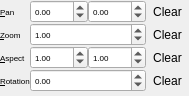
This is transformwidget.ui in not-surt/SimPix as Qt 5 draws it before an edit. The edited form follows.
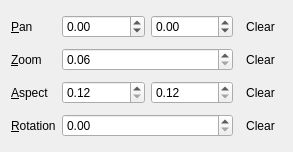
This is the edited form. Icons and pictures are not drawn.

```diff
--- a/transformwidget.ui
+++ b/transformwidget.ui
@@ -6,8 +6,8 @@
    <rect>
     <x>0</x>
     <y>0</y>
-    <width>188</width>
-    <height>96</height>
+    <width>293</width>
+    <height>152</height>
    </rect>
   </property>
   <property name="sizePolicy">
@@ -20,21 +20,6 @@
    <string>Form</string>
   </property>
   <layout class="QGridLayout" name="gridLayout">
-   <property name="leftMargin">
-    <number>0</number>
-   </property>
-   <property name="topMargin">
-    <number>0</number>
-   </property>
-   <property name="rightMargin">
-    <number>0</number>
-   </property>
-   <property name="bottomMargin">
-    <number>0</number>
-   </property>
-   <property name="spacing">
-    <number>0</number>
-   </property>
    <item row="3" column="0">
     <widget class="QLabel" name="rotationLabel">
      <property name="sizePolicy">
@@ -43,11 +28,6 @@
        <verstretch>0</verstretch>
       </sizepolicy>
      </property>
-     <property name="font">
-      <font>
-       <pointsize>6</pointsize>
-      </font>
-     </property>
      <property name="text">
       <string>&amp;Rotation</string>
      </property>
@@ -67,11 +47,6 @@
        <verstretch>0</verstretch>
       </sizepolicy>
      </property>
-     <property name="font">
-      <font>
-       <pointsize>6</pointsize>
-      </font>
-     </property>
      <property name="frame">
       <bool>true</bool>
      </property>
@@ -88,7 +63,7 @@
       <double>2.000000000000000</double>
      </property>
      <property name="value">
-      <double>1.000000000000000</double>
+      <double>0.060000000000000</double>
      </property>
     </widget>
    </item>
@@ -100,11 +75,6 @@
        <verstretch>0</verstretch>
       </sizepolicy>
      </property>
-     <property name="font">
-      <font>
-       <pointsize>6</pointsize>
-      </font>
-     </property>
      <property name="text">
       <string>&amp;Aspect</string>
      </property>
@@ -181,11 +151,6 @@
        <verstretch>0</verstretch>
       </sizepolicy>
      </property>
-     <property name="font">
-      <font>
-       <pointsize>6</pointsize>
-      </font>
-     </property>
      <property name="text">
       <string>&amp;Pan</string>
      </property>
@@ -235,11 +200,6 @@
        <verstretch>0</verstretch>
       </sizepolicy>
      </property>
-     <property name="font">
-      <font>
-       <pointsize>6</pointsize>
-      </font>
-     </property>
      <property name="decimals">
       <number>2</number>
      </property>
@@ -253,7 +213,7 @@
       <double>0.100000000000000</double>
      </property>
      <property name="value">
-      <double>1.000000000000000</double>
+      <double>0.120000000000000</double>
      </property>
     </widget>
    </item>
@@ -268,11 +228,6 @@
        <verstretch>0</verstretch>
       </sizepolicy>
      </property>
-     <property name="font">
-      <font>
-       <pointsize>6</pointsize>
-      </font>
-     </property>
      <property name="suffix">
       <string/>
      </property>
@@ -331,11 +286,6 @@
        <verstretch>0</verstretch>
       </sizepolicy>
      </property>
-     <property name="font">
-      <font>
-       <pointsize>6</pointsize>
-      </font>
-     </property>
      <property name="text">
       <string>&amp;Zoom</string>
      </property>
@@ -355,11 +305,6 @@
        <verstretch>0</verstretch>
       </sizepolicy>
      </property>
-     <property name="font">
-      <font>
-       <pointsize>6</pointsize>
-      </font>
-     </property>
      <property name="decimals">
       <number>2</number>
      </property>
@@ -388,13 +333,8 @@
        <verstretch>0</verstretch>
       </sizepolicy>
      </property>
-     <property name="font">
-      <font>
-       <pointsize>6</pointsize>
-      </font>
-     </property>
      <property name="wrapping">
-      <bool>true</bool>
+      <bool>false</bool>
      </property>
      <property name="accelerated">
       <bool>false</bool>
@@ -424,11 +364,6 @@
        <verstretch>0</verstretch>
       </sizepolicy>
      </property>
-     <property name="font">
-      <font>
-       <pointsize>6</pointsize>
-      </font>
-     </property>
      <property name="decimals">
       <number>2</number>
      </property>
@@ -442,7 +377,7 @@
       <double>0.100000000000000</double>
      </property>
      <property name="value">
-      <double>1.000000000000000</double>
+      <double>0.120000000000000</double>
      </property>
     </widget>
    </item>
```
